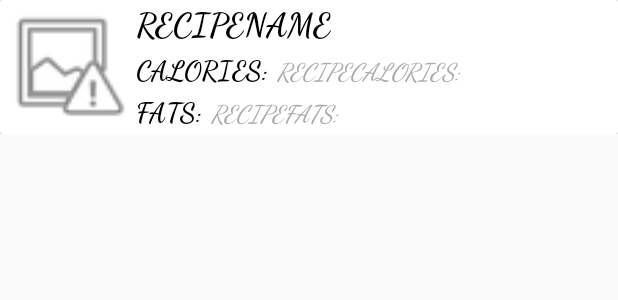
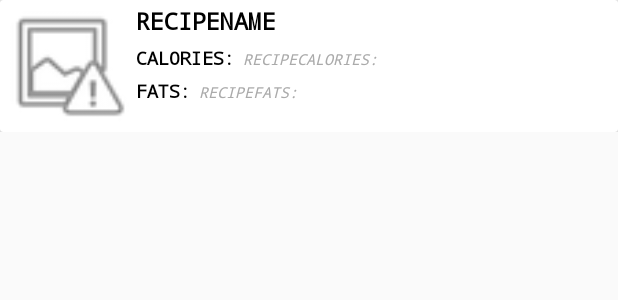
Before and after one commit to ameera-helal/MyRecipes, an Android app: the layout recycler_view_element.xml on its own in the app's theme, with its tools: preview values and no code run, on a phone screen of 412 x 824 dp. Shown: the top 300 px of the screen. Run offline under Robolectric (Android 15) with nearby library versions, the phone set to English and light mode, and no system bars; Roboto replaces fonts that are not available here.

Commit message:
changing font and size for text views style

```diff
--- a/app/src/main/res/values/styles.xml
+++ b/app/src/main/res/values/styles.xml
@@ -20,20 +20,20 @@
         <item name="android:textColor">@android:color/black</item>
         <item name="android:textStyle">bold</item>
         <item name="android:textAllCaps">true</item>
-        <item name="fontFamily">cursive</item>
-        <item name="android:textSize">22sp</item>
+        <item name="fontFamily">monospace</item>
+        <item name="android:textSize">16sp</item>
     </style>
 
 
     <!-- TextView sub-title-->
     <style name="sub_title" parent="title">
-       <item name="android:textSize">18sp</item>
+       <item name="android:textSize">12sp</item>
     </style>
 
     <!-- TextView body-->
     <style name="body" parent="title">
         <item name="android:textColor">@android:color/darker_gray</item>
         <item name="android:textStyle">italic</item>
-        <item name="android:textSize">16sp</item>
+        <item name="android:textSize">10sp</item>
     </style>
 </resources>
```
